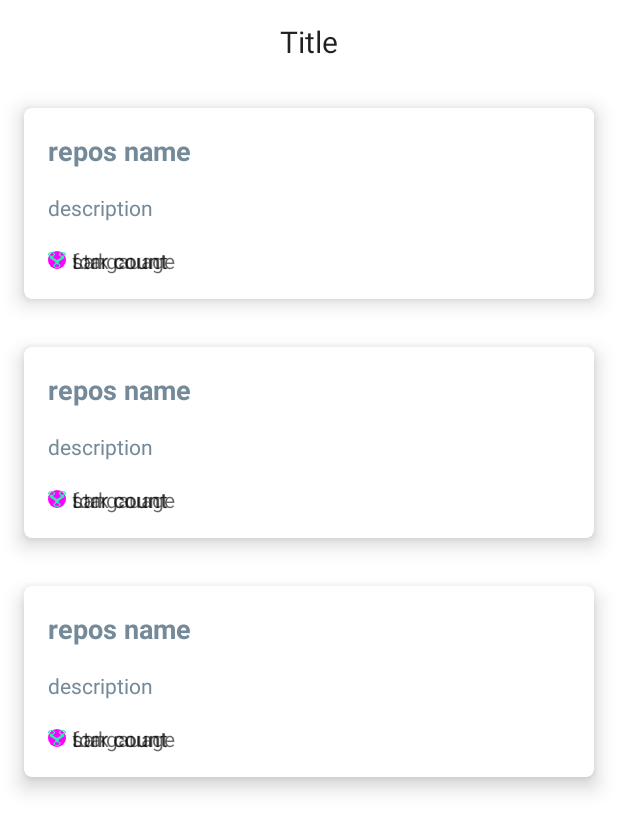
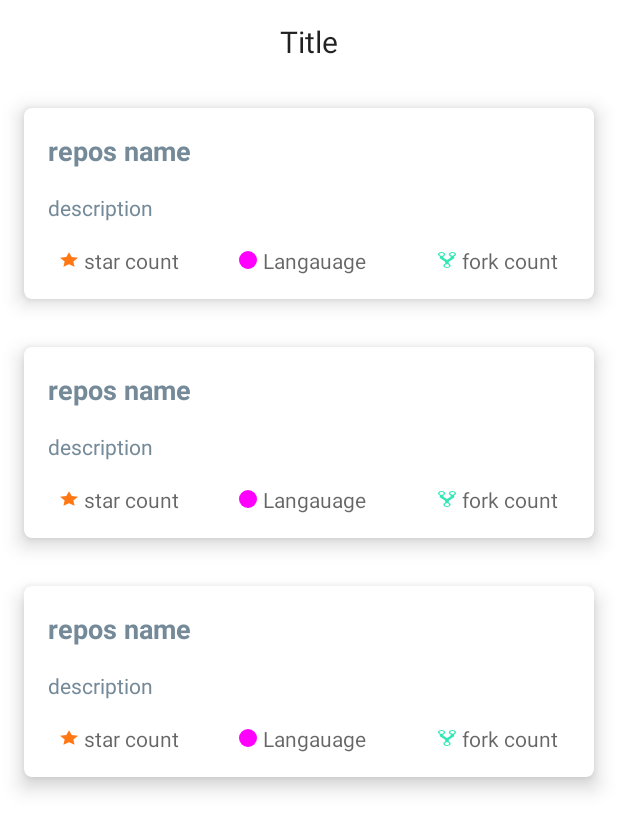
Before and after one commit to vyshas/TestGithub, an Android app: the layout fragment_orgrepos_list.xml on its own in the app's theme, with its tools: preview values and no code run, on a phone screen of 412 x 824 dp. Shown: the top 831 px of the screen. Run offline under Robolectric (Android 15) with nearby library versions, the phone set to English and light mode, and no system bars; Roboto replaces fonts that are not available here.

Commit message:
- Fixed layout due to androidX changes.
Still to do

```diff
--- a/app/src/main/res/layout/item_orgrepos.xml
+++ b/app/src/main/res/layout/item_orgrepos.xml
@@ -8,30 +8,30 @@
     android:layout_width="match_parent"
     android:layout_height="wrap_content"
     android:layout_margin="16dp"
+    app:cardBackgroundColor="@android:color/white"
+    app:cardCornerRadius="5dp"
+    app:cardElevation="8dp"
     app:contentPadding="16dp"
-    app:cardBackgroundColor="@android:color/white"
-    app:cardElevation="8dp"
-    app:cardCornerRadius="5dp"
     card_view:cardPreventCornerOverlap="true">
 
     <androidx.constraintlayout.widget.ConstraintLayout
         android:id="@+id/constrainlayout"
-        android:orientation="vertical"
         android:layout_width="match_parent"
-        android:layout_height="match_parent">
+        android:layout_height="match_parent"
+        android:orientation="vertical">
 
 
         <TextView
             android:id="@+id/repos_name"
             android:layout_width="wrap_content"
             android:layout_height="wrap_content"
+            android:layout_marginBottom="@dimen/text_margin"
             android:maxLines="1"
             android:text="name is asda faj"
             android:textColor="#758a99"
             android:textSize="18sp"
             android:textStyle="bold"
             app:layout_constraintBottom_toTopOf="@+id/repos_description"
-           android:layout_marginBottom="@dimen/text_margin"
             app:layout_constraintTop_toTopOf="parent"
             app:layout_constraintVertical_bias="0.74"
             app:layout_constraintVertical_chainStyle="spread"
@@ -41,10 +41,10 @@
             android:id="@+id/repos_description"
             android:layout_width="wrap_content"
             android:layout_height="wrap_content"
+            android:layout_marginBottom="@dimen/text_margin"
+            android:text="description sdfkhsfhsfl"
             android:textColor="#758a99"
             android:textSize="14sp"
-            android:text="description sdfkhsfhsfl"
-            android:layout_marginBottom="@dimen/text_margin"
             app:layout_constraintBottom_toTopOf="@+id/repos_star"
             app:layout_constraintTop_toBottomOf="@+id/repos_name"
             tools:text="description"/>
@@ -55,14 +55,17 @@
             style="@style/Widget.TestGithub.Tag.Inline"
             android:layout_width="wrap_content"
             android:layout_height="wrap_content"
-            android:layout_marginRight="@dimen/margin_small"
+            android:layout_marginStart="8dp"
             android:drawableStart="@drawable/tag_star"
             android:ellipsize="end"
-
             android:maxLines="1"
             android:text="star count"
-            app:layout_constraintBottom_toBottomOf="parent" app:layout_constraintRight_toLeftOf="@+id/repos_language"
-            app:layout_constraintTop_toBottomOf="@+id/repos_description" tools:text="star count"/>
+            app:layout_constraintBottom_toBottomOf="parent"
+            app:layout_constraintLeft_toLeftOf="parent"
+            app:layout_constraintRight_toLeftOf="@+id/repos_language"
+            app:layout_constraintStart_toStartOf="@+id/repos_description"
+            app:layout_constraintTop_toBottomOf="@+id/repos_description"
+            tools:text="star count"/>
 
 
         <TextView
@@ -70,7 +73,7 @@
             style="@style/Widget.TestGithub.Tag.Inline"
             android:layout_width="wrap_content"
             android:layout_height="wrap_content"
-            android:layout_marginRight="@dimen/margin_small"
+            android:layout_marginEnd="@dimen/margin_small"
             android:maxLines="1"
             android:text="KOTLIN"
             app:layout_constraintLeft_toRightOf="@id/repos_star"
@@ -85,15 +88,15 @@
             style="@style/Widget.TestGithub.Tag.Inline"
             android:layout_width="wrap_content"
             android:layout_height="wrap_content"
+            android:layout_marginEnd="8dp"
             android:drawableStart="@drawable/tag_forked"
             android:maxLines="1"
             android:text="fork"
+            app:layout_constraintEnd_toEndOf="parent"
             app:layout_constraintLeft_toRightOf="@+id/repos_language"
-            app:layout_constraintRight_toRightOf="parent"
             app:layout_constraintTop_toTopOf="@+id/repos_language"
             tools:text="fork count"/>
-
-
+        <androidx.constraintlayout.widget.Group android:id="@+id/group" android:layout_width="wrap_content" android:layout_height="wrap_content"/>
 
 
     </androidx.constraintlayout.widget.ConstraintLayout>
```
